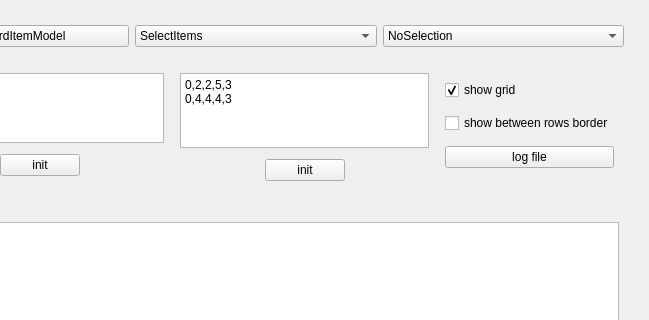
Before: the Qt Designer form QpTableView_test/dialog.ui in PavelDorofeev/How-to-create-own-QTableView-with-new-capabilities, drawn with Qt 5; both pictures show x 385 to 1034 and y 0 to 320 of the 1034 by 789 pixel window.
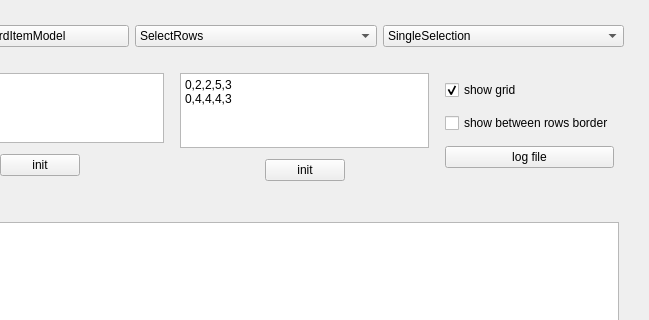
After: the same form once the commit is applied. Custom widgets are drawn as their Qt base class.

```diff
--- a/QpTableView_test/dialog.ui
+++ b/QpTableView_test/dialog.ui
@@ -44,6 +44,9 @@
          <height>0</height>
         </size>
        </property>
+       <property name="currentIndex">
+        <number>1</number>
+       </property>
        <item>
         <property name="text">
          <string>SelectItems</string>
@@ -69,6 +72,9 @@
          <height>0</height>
         </size>
        </property>
+       <property name="currentIndex">
+        <number>1</number>
+       </property>
        <item>
         <property name="text">
          <string>NoSelection</string>
```
Left out of the diff: 6 changed lines with no effect on the pictures.
